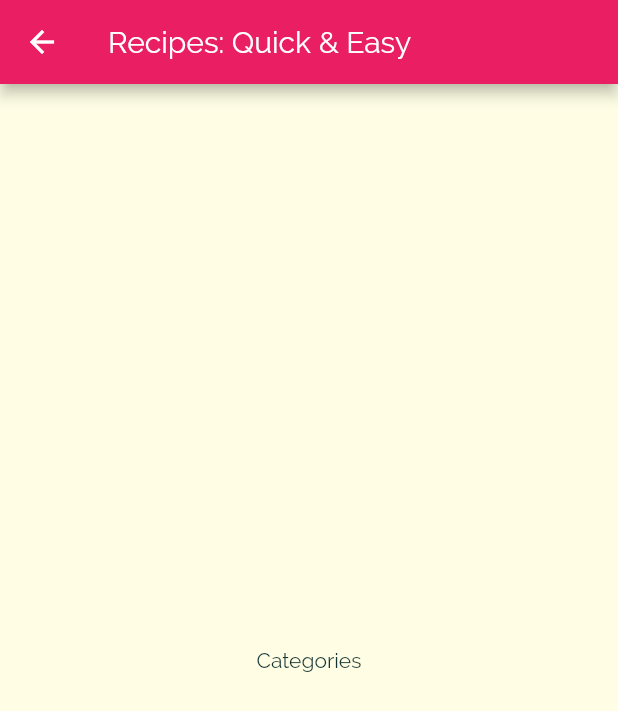
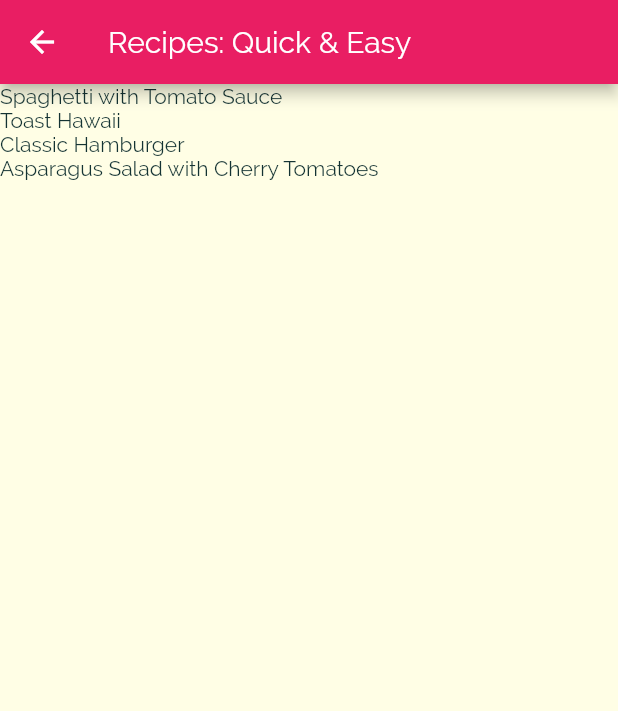
Before and after one commit to s6o/udemy-dart-flutter, a Flutter app: the screen it shows after launch, after a tap on "Quick & Easy", on a phone screen of 412 x 824 dp. Shown: the top 711 px of the screen. Run offline on Flutter 3.47's test engine with Material 2 defaults, Android fonts, the phone set to English and light mode, and no system bars; missing offline and left inert: money.

Commit message:
Add dummy data for recipes (from a category) and filtering upon a selected category. #recipe

```diff
--- a/recipes/lib/models/dummy_data.dart
+++ b/recipes/lib/models/dummy_data.dart
@@ -1,6 +1,7 @@
 import 'package:flutter/material.dart';
 
 import './category.dart';
+import './recipe.dart';
 
 const DUMMY_CATEGORIES = const [
   Category(
@@ -54,3 +55,354 @@ const DUMMY_CATEGORIES = const [
     color: Colors.teal,
   ),
 ];
+
+const DUMMY_RECIPES = const [
+  Recipe(
+    id: 'm1',
+    categories: [
+      'c1',
+      'c2',
+    ],
+    title: 'Spaghetti with Tomato Sauce',
+    affordability: Affordability.Affordable,
+    complexity: Complexity.Simple,
+    imageUrl:
+        'https://upload.wikimedia.org/wikipedia/commons/thumb/2/20/Spaghetti_Bolognese_mit_Parmesan_oder_Grana_Padano.jpg/800px-Spaghetti_Bolognese_mit_Parmesan_oder_Grana_Padano.jpg',
+    duration: Duration(minutes: 20),
+    ingredients: [
+      '4 Tomatoes',
+      '1 Tablespoon of Olive Oil',
+      '1 Onion',
+      '250g Spaghetti',
+      'Spices',
+      'Cheese (optional)'
+    ],
+    steps: [
+      'Cut the tomatoes and the onion into small pieces.',
+      'Boil some water - add salt to it once it boils.',
+      'Put the spaghetti into the boiling water - they should be done in about 10 to 12 minutes.',
+      'In the meantime, heaten up some olive oil and add the cut onion.',
+      'After 2 minutes, add the tomato pieces, salt, pepper and your other spices.',
+      'The sauce will be done once the spaghetti are.',
+      'Feel free to add some cheese on top of the finished dish.'
+    ],
+    isGlutenFree: false,
+    isVegan: true,
+    isVegetarian: true,
+    isLactoseFree: true,
+  ),
+  Recipe(
+    id: 'm2',
+    categories: [
+      'c2',
+    ],
+    title: 'Toast Hawaii',
+    affordability: Affordability.Affordable,
+    complexity: Complexity.Simple,
+    imageUrl:
+        'https://cdn.pixabay.com/photo/2018/07/11/21/51/toast-3532016_1280.jpg',
+    duration: Duration(minutes: 10),
+    ingredients: [
+      '1 Slice White Bread',
+      '1 Slice Ham',
+      '1 Slice Pineapple',
+      '1-2 Slices of Cheese',
+      'Butter'
+    ],
+    steps: [
+      'Butter one side of the white bread',
+      'Layer ham, the pineapple and cheese on the white bread',
+      'Bake the toast for round about 10 minutes in the oven at 200°C'
+    ],
+    isGlutenFree: false,
+    isVegan: false,
+    isVegetarian: false,
+    isLactoseFree: false,
+  ),
+  Recipe(
+    id: 'm3',
+    categories: [
+      'c2',
+      'c3',
+    ],
+    title: 'Classic Hamburger',
+    affordability: Affordability.Pricey,
+    complexity: Complexity.Simple,
+    imageUrl:
+        'https://cdn.pixabay.com/photo/2014/10/23/18/05/burger-500054_1280.jpg',
+    duration: Duration(minutes: 45),
+    ingredients: [
+      '300g Cattle Hack',
+      '1 Tomato',
+      '1 Cucumber',
+      '1 Onion',
+      'Ketchup',
+      '2 Burger Buns'
+    ],
+    steps: [
+      'Form 2 patties',
+      'Fry the patties for c. 4 minutes on each side',
+      'Quickly fry the buns for c. 1 minute on each side',
+      'Bruch buns with ketchup',
+      'Serve burger with tomato, cucumber and onion'
+    ],
+    isGlutenFree: false,
+    isVegan: false,
+    isVegetarian: false,
+    isLactoseFree: true,
+  ),
+  Recipe(
+    id: 'm4',
+    categories: [
+      'c4',
+    ],
+    title: 'Wiener Schnitzel',
+    affordability: Affordability.Luxurious,
+    complexity: Complexity.Challenging,
+    imageUrl:
+        'https://cdn.pixabay.com/photo/2018/03/31/19/29/schnitzel-3279045_1280.jpg',
+    duration: Duration(minutes: 60),
+    ingredients: [
+      '8 Veal Cutlets',
+      '4 Eggs',
+      '200g Bread Crumbs',
+      '100g Flour',
+      '300ml Butter',
+      '100g Vegetable Oil',
+      'Salt',
+      'Lemon Slices'
+    ],
+    steps: [
+      'Tenderize the veal to about 2–4mm, and salt on both sides.',
+      'On a flat plate, stir the eggs briefly with a fork.',
+      'Lightly coat the cutlets in flour then dip into the egg, and finally, coat in breadcrumbs.',
+      'Heat the butter and oil in a large pan (allow the fat to get very hot) and fry the schnitzels until golden brown on both sides.',
+      'Make sure to toss the pan regularly so that the schnitzels are surrounded by oil and the crumbing becomes ‘fluffy’.',
+      'Remove, and drain on kitchen paper. Fry the parsley in the remaining oil and drain.',
+      'Place the schnitzels on awarmed plate and serve garnishedwith parsley and slices of lemon.'
+    ],
+    isGlutenFree: false,
+    isVegan: false,
+    isVegetarian: false,
+    isLactoseFree: false,
+  ),
+  Recipe(
+    id: 'm5',
+    categories: [
+      'c2'
+          'c5',
+      'c10',
+    ],
+    title: 'Salad with Smoked Salmon',
+    affordability: Affordability.Luxurious,
+    complexity: Complexity.Simple,
+    imageUrl:
+        'https://cdn.pixabay.com/photo/2016/10/25/13/29/smoked-salmon-salad-1768890_1280.jpg',
+    duration: Duration(minutes: 15),
+    ingredients: [
+      'Arugula',
+      'Lamb\'s Lettuce',
+      'Parsley',
+      'Fennel',
+      '200g Smoked Salmon',
+      'Mustard',
+      'Balsamic Vinegar',
+      'Olive Oil',
+      'Salt and Pepper'
+    ],
+    steps: [
+      'Wash and cut salad and herbs',
+      'Dice the salmon',
+      'Process mustard, vinegar and olive oil into a dessing',
+      'Prepare the salad',
+      'Add salmon cubes and dressing'
+    ],
+    isGlutenFree: true,
+    isVegan: false,
+    isVegetarian: true,
+    isLactoseFree: true,
+  ),
+  Recipe(
+    id: 'm6',
+    categories: [
+      'c6',
+      'c10',
+    ],
+    title: 'Delicious Orange Mousse',
+    affordability: Affordability.Affordable,
+    complexity: Complexity.Hard,
+    imageUrl:
+        'https://cdn.pixabay.com/photo/2017/05/01/05/18/pastry-2274750_1280.jpg',
+    duration: Duration(minutes: 240),
+    ingredients: [
+      '4 Sheets of Gelatine',
+      '150ml Orange Juice',
+      '80g Sugar',
+      '300g Yoghurt',
+      '200g Cream',
+      'Orange Peel',
+    ],
+    steps: [
+      'Dissolve gelatine in pot',
+      'Add orange juice and sugar',
+      'Take pot off the stove',
+      'Add 2 tablespoons of yoghurt',
+      'Stir gelatin under remaining yoghurt',
+      'Cool everything down in the refrigerator',
+      'Whip the cream and lift it under die orange mass',
+      'Cool down again for at least 4 hours',
+      'Serve with orange peel',
+    ],
+    isGlutenFree: true,
+    isVegan: false,
+    isVegetarian: true,
+    isLactoseFree: false,
+  ),
+  Recipe(
+    id: 'm7',
+    categories: [
+      'c7',
+    ],
+    title: 'Pancakes',
+    affordability: Affordability.Affordable,
+    complexity: Complexity.Simple,
+    imageUrl:
+        'https://cdn.pixabay.com/photo/2018/07/10/21/23/pancake-3529653_1280.jpg',
+    duration: Duration(minutes: 20),
+    ingredients: [
+      '1 1/2 Cups all-purpose Flour',
+      '3 1/2 Teaspoons Baking Powder',
+      '1 Teaspoon Salt',
+      '1 Tablespoon White Sugar',
+      '1 1/4 cups Milk',
+      '1 Egg',
+      '3 Tablespoons Butter, melted',
+    ],
+    steps: [
+      'In a large bowl, sift together the flour, baking powder, salt and sugar.',
+      'Make a well in the center and pour in the milk, egg and melted butter; mix until smooth.',
+      'Heat a lightly oiled griddle or frying pan over medium high heat.',
+      'Pour or scoop the batter onto the griddle, using approximately 1/4 cup for each pancake. Brown on both sides and serve hot.'
+    ],
+    isGlutenFree: true,
+    isVegan: false,
+    isVegetarian: true,
+    isLactoseFree: false,
+  ),
+  Recipe(
+    id: 'm8',
+    categories: [
+      'c8',
+    ],
+    title: 'Creamy Indian Chicken Curry',
+    affordability: Affordability.Pricey,
+    complexity: Complexity.Challenging,
+    imageUrl:
+        'https://cdn.pixabay.com/photo/2018/06/18/16/05/indian-food-3482749_1280.jpg',
+    duration: Duration(minutes: 35),
+    ingredients: [
+      '4 Chicken Breasts',
+      '1 Onion',
+      '2 Cloves of Garlic',
+      '1 Piece of Ginger',
+      '4 Tablespoons Almonds',
+      '1 Teaspoon Cayenne Pepper',
+      '500ml Coconut Milk',
+    ],
+    steps: [
+      'Slice and fry the chicken breast',
+      'Process onion, garlic and ginger into paste and sauté everything',
+      'Add spices and stir fry',
+      'Add chicken breast + 250ml of water and cook everything for 10 minutes',
+      'Add coconut milk',
+      'Serve with rice'
+    ],
+    isGlutenFree: true,
+    isVegan: false,
+    isVegetarian: false,
+    isLactoseFree: true,
+  ),
+  Recipe(
+    id: 'm9',
+    categories: [
+      'c9',
+    ],
+    title: 'Chocolate Souffle',
+    affordability: Affordability.Affordable,
+    complexity: Complexity.Hard,
+    imageUrl:
+        'https://cdn.pixabay.com/photo/2014/08/07/21/07/souffle-412785_1280.jpg',
+    duration: Duration(minutes: 45),
+    ingredients: [
+      '1 Teaspoon melted Butter',
+      '2 Tablespoons white Sugar',
+      '2 Ounces 70% dark Chocolate, broken into pieces',
+      '1 Tablespoon Butter',
+      '1 Tablespoon all-purpose Flour',
+      '4 1/3 tablespoons cold Milk',
+      '1 Pinch Salt',
+      '1 Pinch Cayenne Pepper',
+      '1 Large Egg Yolk',
+      '2 Large Egg Whites',
+      '1 Pinch Cream of Tartar',
+      '1 Tablespoon white Sugar',
+    ],
+    steps: [
+      'Preheat oven to 190°C. Line a rimmed baking sheet with parchment paper.',
+      'Brush bottom and sides of 2 ramekins lightly with 1 teaspoon melted butter; cover bottom and sides right up to the rim.',
+      'Add 1 tablespoon white sugar to ramekins. Rotate ramekins until sugar coats all surfaces.',
+      'Place chocolate pieces in a metal mixing bowl.',
+      'Place bowl over a pan of about 3 cups hot water over low heat.',
+      'Melt 1 tablespoon butter in a skillet over medium heat. Sprinkle in flour. Whisk until flour is incorporated into butter and mixture thickens.',
+      'Whisk in cold milk until mixture becomes smooth and thickens. Transfer mixture to bowl with melted chocolate.',
+      'Add salt and cayenne pepper. Mix together thoroughly. Add egg yolk and mix to combine.',
+      'Leave bowl above the hot (not simmering) water to keep chocolate warm while you whip the egg whites.',
+      'Place 2 egg whites in a mixing bowl; add cream of tartar. Whisk until mixture begins to thicken and a drizzle from the whisk stays on the surface about 1 second before disappearing into the mix.',
+      'Add 1/3 of sugar and whisk in. Whisk in a bit more sugar about 15 seconds.',
+      'whisk in the rest of the sugar. Continue whisking until mixture is about as thick as shaving cream and holds soft peaks, 3 to 5 minutes.',
+      'Transfer a little less than half of egg whites to chocolate.',
+      'Mix until egg whites are thoroughly incorporated into the chocolate.',
+      'Add the rest of the egg whites; gently fold into the chocolate with a spatula, lifting from the bottom and folding over.',
+      'Stop mixing after the egg white disappears. Divide mixture between 2 prepared ramekins. Place ramekins on prepared baking sheet.',
+      'Bake in preheated oven until scuffles are puffed and have risen above the top of the rims, 12 to 15 minutes.',
+    ],
+    isGlutenFree: true,
+    isVegan: false,
+    isVegetarian: true,
+    isLactoseFree: false,
+  ),
+  Recipe(
+    id: 'm10',
+    categories: [
+      'c2',
+      'c5',
+      'c10',
+    ],
+    title: 'Asparagus Salad with Cherry Tomatoes',
+    affordability: Affordability.Luxurious,
+    complexity: Complexity.Simple,
+    imageUrl:
+        'https://cdn.pixabay.com/photo/2018/04/09/18/26/asparagus-3304997_1280.jpg',
+    duration: Duration(minutes: 30),
+    ingredients: [
+      'White and Green Asparagus',
+      '30g Pine Nuts',
+      '300g Cherry Tomatoes',
+      'Salad',
+      'Salt, Pepper and Olive Oil'
+    ],
+    steps: [
+      'Wash, peel and cut the asparagus',
+      'Cook in salted water',
+      'Salt and pepper the asparagus',
+      'Roast the pine nuts',
+      'Halve the tomatoes',
+      'Mix with asparagus, salad and dressing',
+      'Serve with Baguette'
+    ],
+    isGlutenFree: true,
+    isVegan: true,
+    isVegetarian: true,
+    isLactoseFree: true,
+  ),
+];
--- /dev/null
+++ b/recipes/lib/models/recipe.dart
@@ -0,0 +1,44 @@
+import 'package:meta/meta.dart';
+
+enum Complexity {
+  Simple,
+  Challenging,
+  Hard,
+}
+
+enum Affordability {
+  Affordable,
+  Pricey,
+  Luxurious,
+}
+
+class Recipe {
+  final String id;
+  final List<String> categories;
+  final String title;
+  final String imageUrl;
+  final List<String> ingredients;
+  final List<String> steps;
+  final Duration duration;
+  final Complexity complexity;
+  final Affordability affordability;
+  final bool isGlutenFree;
+  final bool isLactoseFree;
+  final bool isVegan;
+  final bool isVegetarian;
+
+  const Recipe(
+      {@required this.id,
+      @required this.categories,
+      @required this.title,
+      @required this.imageUrl,
+      @required this.ingredients,
+      @required this.steps,
+      @required this.duration,
+      @required this.complexity,
+      @required this.affordability,
+      @required this.isGlutenFree,
+      @required this.isLactoseFree,
+      @required this.isVegan,
+      @required this.isVegetarian});
+}
--- a/recipes/lib/ui/category_screen.dart
+++ b/recipes/lib/ui/category_screen.dart
@@ -1,6 +1,8 @@
 import 'package:flutter/material.dart';
 
 import '../models/category.dart';
+import '../models/recipe.dart';
+import '../models/dummy_data.dart';
 
 class CategoryScreen extends StatelessWidget {
   static const routePath = '/category';
@@ -8,12 +10,21 @@ class CategoryScreen extends StatelessWidget {
   @override
   Widget build(BuildContext context) {
     final routeCategory = ModalRoute.of(context).settings.arguments as Category;
+    final filteredRecipes = DUMMY_RECIPES
+        .where((Recipe r) => r.categories.contains(routeCategory.id))
+        .toList();
+
     return Scaffold(
       appBar: AppBar(
         title: Text('Recipes: ${routeCategory.title}'),
       ),
       body: Center(
-        child: Text('Categories'),
+        child: ListView.builder(
+          itemBuilder: (ctx, index) {
+            return Text(filteredRecipes[index].title);
+          },
+          itemCount: filteredRecipes.length,
+        ),
       ),
     );
   }
```
